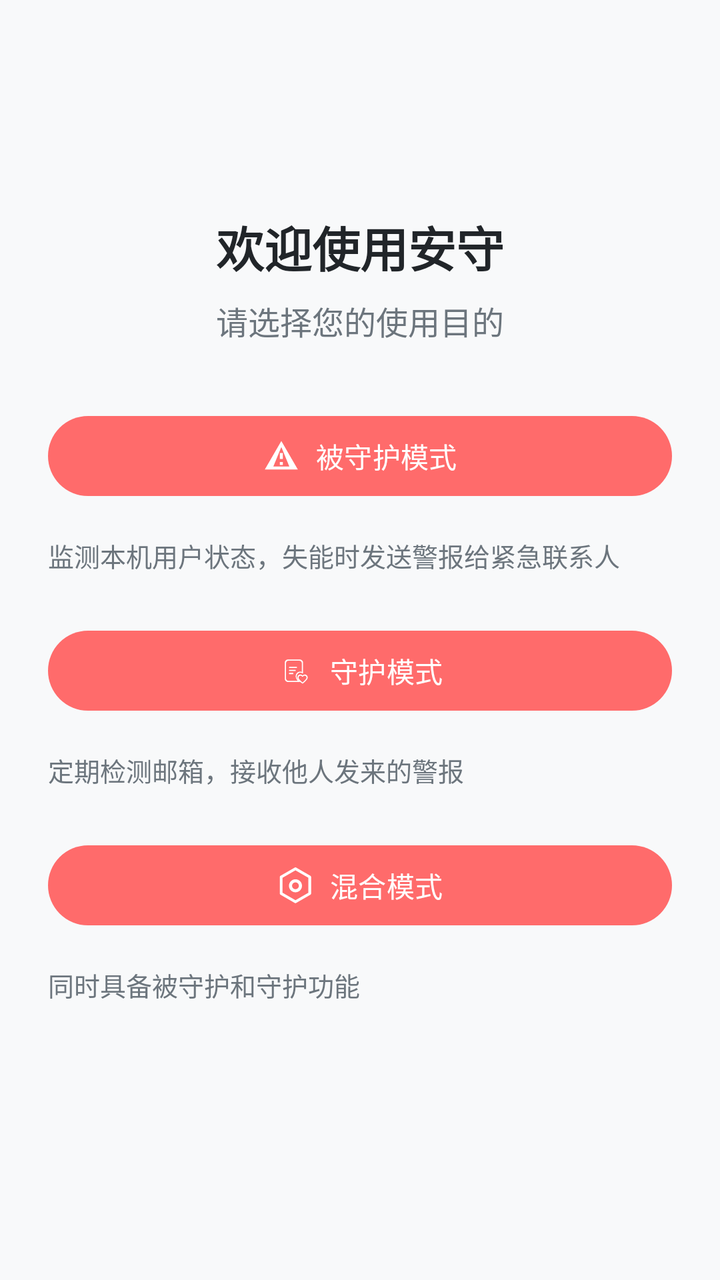
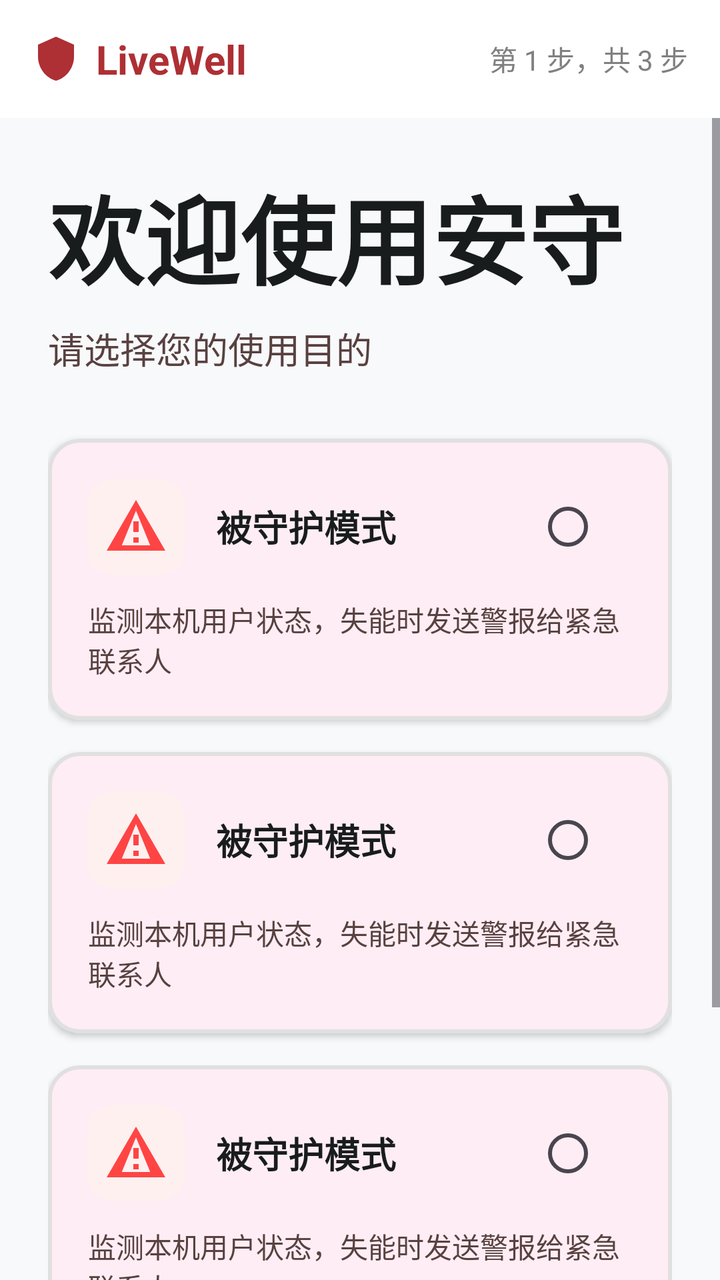

Before-and-after screenshots of an Android layout around one commit, followed by the original layout XML and the change that was made.
<!-- AndroidManifest.xml: application theme Theme.LiveWell -->
<!-- res/layout/fragment_mode_selection.xml -->
<?xml version="1.0" encoding="utf-8"?>
<ScrollView xmlns:android="http://schemas.android.com/apk/res/android"
    xmlns:app="http://schemas.android.com/apk/res-auto"
    android:layout_width="match_parent"
    android:layout_height="match_parent"
    android:fillViewport="true">

    <LinearLayout
        android:layout_width="match_parent"
        android:layout_height="wrap_content"
        android:orientation="vertical"
        android:padding="24dp"
        android:gravity="center">

        <TextView
            android:layout_width="wrap_content"
            android:layout_height="wrap_content"
            android:text="欢迎使用安守"
            android:textSize="24sp"
            android:textStyle="bold"
            android:textColor="@color/text_primary"
            android:layout_marginBottom="8dp"/>

        <TextView
            android:layout_width="wrap_content"
            android:layout_height="wrap_content"
            android:text="请选择您的使用目的"
            android:textSize="16sp"
            android:textColor="@color/text_secondary"
            android:layout_marginBottom="32dp"/>

        
        <com.google.android.material.button.MaterialButton
            android:id="@+id/btnGuardianMode"
            android:layout_width="match_parent"
            android:layout_height="wrap_content"
            android:text="被守护模式"
            android:textAllCaps="false"
            android:layout_marginBottom="16dp"
            app:icon="@drawable/ic_alert"
            app:iconGravity="textStart"/>

        <TextView
            android:layout_width="match_parent"
            android:layout_height="wrap_content"
            android:text="监测本机用户状态，失能时发送警报给紧急联系人"
            android:textSize="13sp"
            android:textColor="@color/text_secondary"
            android:layout_marginBottom="24dp"/>

        
        <com.google.android.material.button.MaterialButton
            android:id="@+id/btnReceiverMode"
            android:layout_width="match_parent"
            android:layout_height="wrap_content"
            android:text="守护模式"
            android:textAllCaps="false"
            android:layout_marginBottom="16dp"
            app:icon="@drawable/ic_guardian"
            app:iconGravity="textStart"/>

        <TextView
            android:layout_width="match_parent"
            android:layout_height="wrap_content"
            android:text="定期检测邮箱，接收他人发来的警报"
            android:textSize="13sp"
            android:textColor="@color/text_secondary"
            android:layout_marginBottom="24dp"/>

        
        <com.google.android.material.button.MaterialButton
            android:id="@+id/btnMixedMode"
            android:layout_width="match_parent"
            android:layout_height="wrap_content"
            android:text="混合模式"
            android:textAllCaps="false"
            android:layout_marginBottom="16dp"
            app:icon="@drawable/ic_settings"
            app:iconGravity="textStart"/>

        <TextView
            android:layout_width="match_parent"
            android:layout_height="wrap_content"
            android:text="同时具备被守护和守护功能"
            android:textSize="13sp"
            android:textColor="@color/text_secondary"
            android:layout_marginBottom="32dp"/>

    </LinearLayout>

</ScrollView>
<!-- resources referenced by this layout -->
<resources>
  <color name="text_primary">#212529</color>
  <color name="text_secondary">#6C757D</color>
  <!-- drawable ic_alert (drawable) -->
  <vector xmlns:android="http://schemas.android.com/apk/res/android"
      android:width="24dp"
      android:height="24dp"
      android:viewportWidth="24"
      android:viewportHeight="24">
      <path
          android:fillColor="#FF4444"
          android:pathData="M12,2L1,21h22L12,2zM12,6l5.33,13L6.67,19L12,6zM11,10v4h2v-4h-2zM11,16v2h2v-2h-2z"/>
  </vector>
  <!-- drawable ic_guardian: vector/xml drawable (drawable, 2971 chars, omitted) -->
  <!-- drawable ic_settings (drawable) -->
  <vector xmlns:android="http://schemas.android.com/apk/res/android"
      android:width="24dp"
      android:height="24dp"
      android:viewportWidth="1024"
      android:viewportHeight="1024">
      
      <path
          android:fillColor="#333333"
          android:pathData="M330.752 524.8c0 101.888 83.456 185.344 185.344 185.344s185.344-83.456 185.344-185.344-83.456-185.344-185.344-185.344c-102.4 0-185.344 83.456-185.344 185.344z m281.6 0c0 53.248-43.52 96.768-96.768 96.768s-96.768-43.52-96.768-96.768 43.52-96.768 96.768-96.768 96.768 43.52 96.768 96.768z"/>
      
      <path
          android:fillColor="#333333"
          android:pathData="M942.08 241.152L535.04 6.656c-12.288-6.656-26.624-6.656-38.912 0L89.088 241.152c-12.288 6.656-19.456 19.968-19.456 33.792v470.016c0 13.824 7.168 26.624 19.456 33.792L496.128 1013.76c6.144 3.584 12.8 5.12 19.456 5.12s13.312-1.536 19.456-5.12l407.04-235.008c12.288-6.656 19.456-19.968 19.456-33.792V274.944c-0.512-13.824-7.68-26.624-19.456-33.792z m-57.856 481.28l-368.128 212.48-368.128-212.48v-424.96l367.616-212.48 368.128 212.48v424.96h0.512z"/>
  </vector>
  <style name="Theme.LiveWell" parent="Theme.Material3.DayNight.NoActionBar">
          <item name="colorPrimary">@color/primary</item>
          <item name="colorPrimaryVariant">@color/primary_dark</item>
          <item name="colorOnPrimary">@color/white</item>
          <item name="colorSecondary">@color/primary_light</item>
          <item name="colorSecondaryVariant">@color/primary</item>
          <item name="colorOnSecondary">@color/primary_dark</item>
          <item name="android:windowBackground">@color/background</item>
          <item name="android:statusBarColor">@color/primary</item>
      </style>
  <color name="primary">#FF6B6B</color>
  <color name="primary_dark">#FF5252</color>
  <color name="white">#FFFFFF</color>
  <color name="primary_light">#FFE5E5</color>
  <color name="background">#F8F9FA</color>
</resources>

<!-- the commit's change to res/layout/fragment_mode_selection.xml (unified diff, before → after) -->
@@ -1,91 +1,179 @@
 <?xml version="1.0" encoding="utf-8"?>
-<ScrollView xmlns:android="http://schemas.android.com/apk/res/android"
+<LinearLayout xmlns:android="http://schemas.android.com/apk/res/android"
+    android:layout_width="match_parent"
+    android:layout_height="match_parent"
+    android:orientation="vertical"
+    android:background="#F8F9FA">
+
+    
+    <RelativeLayout
+        android:layout_width="match_parent"
+        android:layout_height="wrap_content"
+        android:padding="16dp"
+        android:background="#FFFFFF">
+
+        <LinearLayout
+            android:layout_width="wrap_content"
+            android:layout_height="wrap_content"
+            android:orientation="horizontal"
+            android:gravity="center_vertical">
+            
+            
+            <ImageView
+                android:layout_width="24dp"
+                android:layout_height="24dp"
+                android:src="@drawable/ic_shield_logo"
+                android:tint="#AE2F34"/>
+
+            <TextView
+                android:layout_width="wrap_content"
+                android:layout_height="wrap_content"
+                android:text="LiveWell"
+                android:textStyle="bold"
+                android:textSize="20sp"
+                android:textColor="#AE2F34"
+                android:layout_marginStart="8dp"/>
+        </LinearLayout>
+
+        <TextView
+            android:layout_width="wrap_content"
+            android:layout_height="wrap_content"
+            android:layout_alignParentEnd="true"
+            android:layout_centerVertical="true"
+            android:text="第 1 步，共 3 步"
+            android:textColor="#808080"
+            android:textSize="14sp"/>
+    </RelativeLayout>
+
+    <ScrollView
+        android:layout_width="match_parent"
+        android:layout_height="0dp"
+        android:layout_weight="1">
+
+        <LinearLayout
+            android:layout_width="match_parent"
+            android:layout_height="wrap_content"
+            android:orientation="vertical"
+            android:padding="24dp">
+
+            <TextView
+                android:layout_width="wrap_content"
+                android:layout_height="wrap_content"
+                android:text="欢迎使用安守"
+                android:textSize="48sp"
+                android:textStyle="bold"
+                android:textColor="#191C1D"
+                android:layout_marginBottom="8dp"/>
+
+            <TextView
+                android:layout_width="wrap_content"
+                android:layout_height="wrap_content"
+                android:text="请选择您的使用目的"
+                android:textSize="18sp"
+                android:textColor="#584140"
+                android:layout_marginBottom="32dp"/>
+
+            
+            <include layout="@layout/item_mode_card" />
+            <include layout="@layout/item_mode_card" />
+            <include layout="@layout/item_mode_card" />
+
+            
+            <LinearLayout
+                android:layout_width="match_parent"
+                android:layout_height="wrap_content"
+                android:background="#F3F4F5"
+                android:padding="16dp"
+                android:layout_marginTop="32dp"
+                android:orientation="horizontal">
+                
+                <View
+                    android:layout_width="4dp"
+                    android:layout_height="match_parent"
+                    android:background="#AE2F34"/>
+
+                <ImageView
+                    android:layout_width="24dp"
+                    android:layout_height="24dp"
+                    android:src="@drawable/ic_info"
+                    android:layout_marginStart="12dp"/>
+
+                <TextView
+                    android:layout_width="wrap_content"
+                    android:layout_height="wrap_content"
+                    android:text="您的数据仅存储于本地，我们高度重视您的个人隐私与生命安全。"
+                    android:textSize="14sp"
+                    android:textColor="#584140"
+                    android:layout_marginStart="8dp"/>
+            </LinearLayout>
+
+        </LinearLayout>
+    </ScrollView>
+
+</LinearLayout>
+<!-- res/layout/item_mode_card.xml (included above) -->
+<?xml version="1.0" encoding="utf-8"?>
+<com.google.android.material.card.MaterialCardView xmlns:android="http://schemas.android.com/apk/res/android"
     xmlns:app="http://schemas.android.com/apk/res-auto"
     android:layout_width="match_parent"
-    android:layout_height="match_parent"
-    android:fillViewport="true">
+    android:layout_height="wrap_content"
+    android:layout_marginBottom="16dp"
+    app:cardCornerRadius="16dp"
+    app:cardElevation="2dp"
+    app:strokeWidth="2dp"
+    app:strokeColor="#E0E0E0"
+    android:clickable="true"
+    android:focusable="true"
+    android:foreground="?attr/selectableItemBackground">
 
     <LinearLayout
         android:layout_width="match_parent"
         android:layout_height="wrap_content"
         android:orientation="vertical"
-        android:padding="24dp"
-        android:gravity="center">
+        android:padding="20dp">
+
+        <LinearLayout
+            android:layout_width="match_parent"
+            android:layout_height="wrap_content"
+            android:orientation="horizontal"
+            android:gravity="center_vertical">
+
+            <ImageView
+                android:id="@+id/ivModeIcon"
+                android:layout_width="48dp"
+                android:layout_height="48dp"
+                android:src="@drawable/ic_alert"
+                android:padding="8dp"
+                android:background="@drawable/bg_icon_container"/>
+
+            <TextView
+                android:id="@+id/tvModeTitle"
+                android:layout_width="0dp"
+                android:layout_height="wrap_content"
+                android:layout_weight="1"
+                android:text="被守护模式"
+                android:textSize="18sp"
+                android:textStyle="bold"
+                android:textColor="#191C1D"
+                android:layout_marginStart="16dp"/>
+
+            <RadioButton
+                android:id="@+id/rbModeSelect"
+                android:layout_width="wrap_content"
+                android:layout_height="wrap_content"
+                android:clickable="false"
+                android:focusable="false"/>
+        </LinearLayout>
 
         <TextView
-            android:layout_width="wrap_content"
-            android:layout_height="wrap_content"
-            android:text="欢迎使用安守"
-            android:textSize="24sp"
-            android:textStyle="bold"
-            android:textColor="@color/text_primary"
-            android:layout_marginBottom="8dp"/>
-
-        <TextView
-            android:layout_width="wrap_content"
-            android:layout_height="wrap_content"
-            android:text="请选择您的使用目的"
-            android:textSize="16sp"
-            android:textColor="@color/text_secondary"
-            android:layout_marginBottom="32dp"/>
-
-        
-        <com.google.android.material.button.MaterialButton
-            android:id="@+id/btnGuardianMode"
-            android:layout_width="match_parent"
-            android:layout_height="wrap_content"
-            android:text="被守护模式"
-            android:textAllCaps="false"
-            android:layout_marginBottom="16dp"
-            app:icon="@drawable/ic_alert"
-            app:iconGravity="textStart"/>
-
-        <TextView
+            android:id="@+id/tvModeDescription"
             android:layout_width="match_parent"
             android:layout_height="wrap_content"
             android:text="监测本机用户状态，失能时发送警报给紧急联系人"
-            android:textSize="13sp"
-            android:textColor="@color/text_secondary"
-            android:layout_marginBottom="24dp"/>
-
-        
-        <com.google.android.material.button.MaterialButton
-            android:id="@+id/btnReceiverMode"
-            android:layout_width="match_parent"
-            android:layout_height="wrap_content"
-            android:text="守护模式"
-            android:textAllCaps="false"
-            android:layout_marginBottom="16dp"
-            app:icon="@drawable/ic_guardian"
-            app:iconGravity="textStart"/>
-
-        <TextView
-            android:layout_width="match_parent"
-            android:layout_height="wrap_content"
-            android:text="定期检测邮箱，接收他人发来的警报"
-            android:textSize="13sp"
-            android:textColor="@color/text_secondary"
-            android:layout_marginBottom="24dp"/>
-
-        
-        <com.google.android.material.button.MaterialButton
-            android:id="@+id/btnMixedMode"
-            android:layout_width="match_parent"
-            android:layout_height="wrap_content"
-            android:text="混合模式"
-            android:textAllCaps="false"
-            android:layout_marginBottom="16dp"
-            app:icon="@drawable/ic_settings"
-            app:iconGravity="textStart"/>
-
-        <TextView
-            android:layout_width="match_parent"
-            android:layout_height="wrap_content"
-            android:text="同时具备被守护和守护功能"
-            android:textSize="13sp"
-            android:textColor="@color/text_secondary"
-            android:layout_marginBottom="32dp"/>
+            android:textSize="14sp"
+            android:textColor="#584140"
+            android:layout_marginTop="12dp"/>
 
     </LinearLayout>
 
-</ScrollView>
+</com.google.android.material.card.MaterialCardView>
<!-- resource entries referenced after the edit -->
@@ -1,7 +1,12 @@
 <!-- resources referenced by this layout -->
 <resources>
-  <color name="text_primary">#212529</color>
-  <color name="text_secondary">#6C757D</color>
+  <!-- drawable bg_icon_container (drawable) -->
+  <?xml version="1.0" encoding="utf-8"?>
+  <shape xmlns:android="http://schemas.android.com/apk/res/android"
+      android:shape="rectangle">
+      <solid android:color="#FFF0F0" />
+      <corners android:radius="12dp" />
+  </shape>
   <!-- drawable ic_alert (drawable) -->
   <vector xmlns:android="http://schemas.android.com/apk/res/android"
       android:width="24dp"
@@ -12,21 +17,25 @@
           android:fillColor="#FF4444"
           android:pathData="M12,2L1,21h22L12,2zM12,6l5.33,13L6.67,19L12,6zM11,10v4h2v-4h-2zM11,16v2h2v-2h-2z"/>
   </vector>
-  <!-- drawable ic_guardian: vector/xml drawable (drawable, 2971 chars, omitted) -->
-  <!-- drawable ic_settings (drawable) -->
+  <!-- drawable ic_info (drawable) -->
   <vector xmlns:android="http://schemas.android.com/apk/res/android"
       android:width="24dp"
       android:height="24dp"
-      android:viewportWidth="1024"
-      android:viewportHeight="1024">
-      
+      android:viewportWidth="24"
+      android:viewportHeight="24">
       <path
-          android:fillColor="#333333"
-          android:pathData="M330.752 524.8c0 101.888 83.456 185.344 185.344 185.344s185.344-83.456 185.344-185.344-83.456-185.344-185.344-185.344c-102.4 0-185.344 83.456-185.344 185.344z m281.6 0c0 53.248-43.52 96.768-96.768 96.768s-96.768-43.52-96.768-96.768 43.52-96.768 96.768-96.768 96.768 43.52 96.768 96.768z"/>
-      
+          android:fillColor="#FF000000"
+          android:pathData="M12,2C6.48,2 2,6.48 2,12s4.48,10 10,10 10,-4.48 10,-10S17.52,2 12,2zM13,17h-2v-6h2v6zM13,9h-2L11,7h2v2z"/>
+  </vector>
+  <!-- drawable ic_shield_logo (drawable) -->
+  <vector xmlns:android="http://schemas.android.com/apk/res/android"
+      android:width="24dp"
+      android:height="24dp"
+      android:viewportWidth="24"
+      android:viewportHeight="24">
       <path
-          android:fillColor="#333333"
-          android:pathData="M942.08 241.152L535.04 6.656c-12.288-6.656-26.624-6.656-38.912 0L89.088 241.152c-12.288 6.656-19.456 19.968-19.456 33.792v470.016c0 13.824 7.168 26.624 19.456 33.792L496.128 1013.76c6.144 3.584 12.8 5.12 19.456 5.12s13.312-1.536 19.456-5.12l407.04-235.008c12.288-6.656 19.456-19.968 19.456-33.792V274.944c-0.512-13.824-7.68-26.624-19.456-33.792z m-57.856 481.28l-368.128 212.48-368.128-212.48v-424.96l367.616-212.48 368.128 212.48v424.96h0.512z"/>
+          android:fillColor="#FF000000"
+          android:pathData="M12,1L3,5v6c0,5.55 3.84,10.74 9,12 5.16,-1.26 9,-6.45 9,-12V5l-9,-4z"/>
   </vector>
   <style name="Theme.LiveWell" parent="Theme.Material3.DayNight.NoActionBar">
           <item name="colorPrimary">@color/primary</item>
@@ -42,6 +51,6 @@
   <color name="primary_dark">#FF5252</color>
   <color name="white">#FFFFFF</color>
   <color name="primary_light">#FFE5E5</color>
-  <color name="background">#F8F9FA</color>
+  <color name="background">#F4F5F6</color>
 </resources>
 
